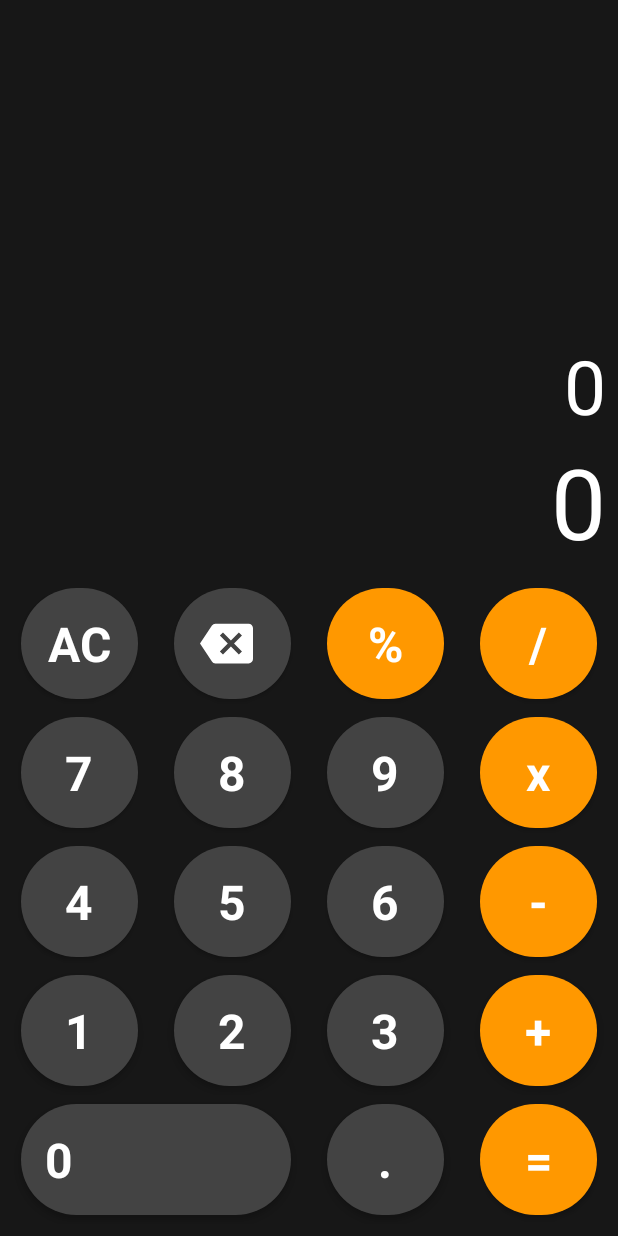
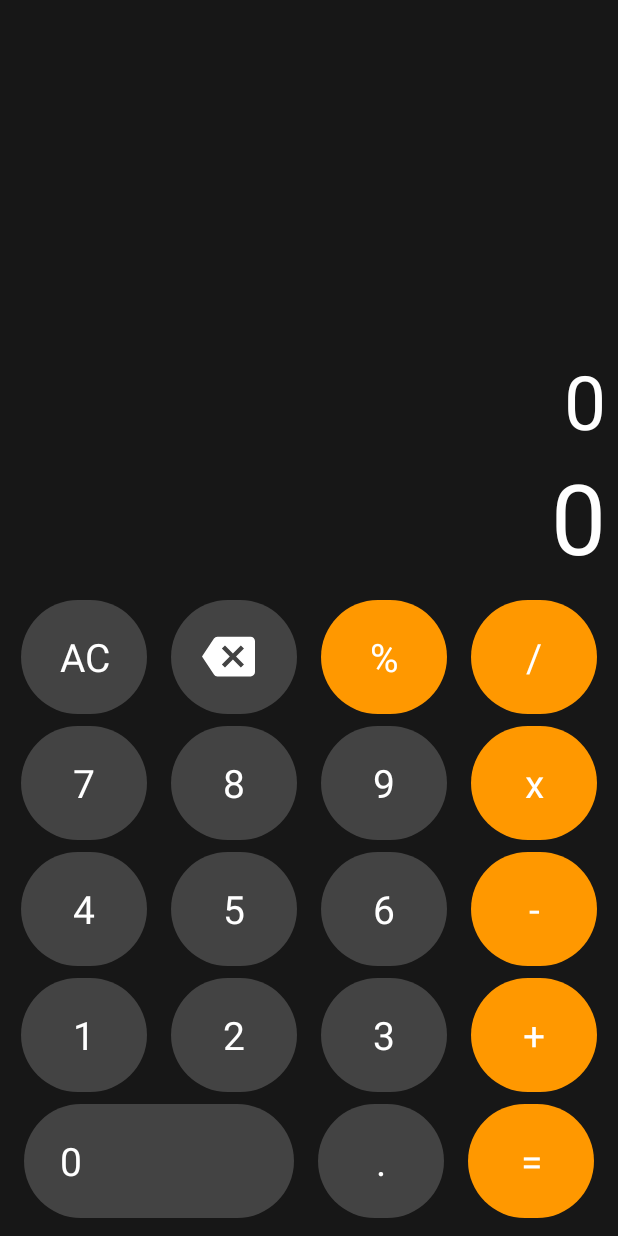
Before and after one commit to RenanPdeOliveira/CalculatorApp, an Android app: the layout activity_main.xml on its own in the app's theme, with its tools: preview values and no code run, on a phone screen of 412 x 824 dp. Run offline under Robolectric (Android 15) with nearby library versions, the phone set to English and light mode, and no system bars.

Commit message:
Buttons design changes

```diff
--- a/app/src/main/AndroidManifest.xml
+++ b/app/src/main/AndroidManifest.xml
@@ -12,7 +12,7 @@
         android:theme="@style/Theme.CalculatorApp"
         tools:targetApi="31">
         <activity
-            android:name=".MainActivity"
+            android:name=".ui.MainActivity"
             android:exported="true">
             <intent-filter>
                 <action android:name="android.intent.action.MAIN" />
--- a/app/src/main/java/com/example/calculatorapp/MainActivity.kt
+++ b/app/src/main/java/com/example/calculatorapp/ui/MainActivity.kt
@@ -1,9 +1,10 @@
-package com.example.calculatorapp
+package com.example.calculatorapp.ui
 
 import android.icu.text.DecimalFormat
 import androidx.appcompat.app.AppCompatActivity
 import android.os.Bundle
 import androidx.core.content.ContextCompat
+import com.example.calculatorapp.R
 import com.example.calculatorapp.databinding.ActivityMainBinding
 import net.objecthunter.exp4j.ExpressionBuilder
 import java.lang.Exception
--- a/app/src/main/res/layout/activity_main.xml
+++ b/app/src/main/res/layout/activity_main.xml
@@ -5,7 +5,7 @@
     android:layout_width="match_parent"
     android:layout_height="match_parent"
     android:background="#171717"
-    tools:context=".MainActivity">
+    tools:context=".ui.MainActivity">
 
     <TextView
         android:id="@+id/textViewCount"
@@ -28,45 +28,49 @@
         android:textAlignment="textEnd"
         android:textColor="@color/white"
         android:textSize="65dp"
-        app:layout_constraintBottom_toTopOf="@+id/linearLayoutCalculator"
+        app:layout_constraintBottom_toTopOf="@+id/constraintLayoutCalculator"
         app:layout_constraintEnd_toEndOf="parent"
         app:layout_constraintStart_toStartOf="parent"
         tools:text="0" />
 
-    <LinearLayout
-        android:id="@+id/linearLayoutCalculator"
+    <androidx.constraintlayout.widget.ConstraintLayout
+        android:id="@+id/constraintLayoutCalculator"
         android:layout_width="match_parent"
         android:layout_height="wrap_content"
-        android:orientation="vertical"
         android:padding="8dp"
         app:layout_constraintBottom_toBottomOf="parent"
         app:layout_constraintEnd_toEndOf="parent"
         app:layout_constraintStart_toStartOf="parent">
 
         <LinearLayout
+            android:id="@+id/linearLayout1"
             android:layout_width="match_parent"
             android:layout_height="wrap_content"
             android:gravity="center"
-            android:orientation="horizontal">
+            android:orientation="horizontal"
+            app:layout_constraintBottom_toTopOf="@+id/linearLayout2"
+            app:layout_constraintEnd_toEndOf="parent"
+            app:layout_constraintStart_toStartOf="parent"
+            app:layout_constraintTop_toTopOf="parent">
 
-            <com.google.android.material.button.MaterialButton
+            <Button
                 android:id="@+id/acButton"
                 style="@style/normalButton"
                 android:text="AC" />
 
-            <com.google.android.material.button.MaterialButton
+            <Button
                 android:id="@+id/backButton"
                 style="@style/normalButton"
                 app:icon="@drawable/back_button"
                 app:iconGravity="textStart"
                 app:iconSize="35dp" />
 
-            <com.google.android.material.button.MaterialButton
+            <Button
                 android:id="@+id/percentageButton"
                 style="@style/countButton"
                 android:text="%" />
 
-            <com.google.android.material.button.MaterialButton
+            <Button
                 android:id="@+id/divisionButton"
                 style="@style/countButton"
                 android:text="/" />
@@ -74,27 +78,32 @@
         </LinearLayout>
 
         <LinearLayout
+            android:id="@+id/linearLayout2"
             android:layout_width="match_parent"
             android:layout_height="wrap_content"
             android:gravity="center"
-            android:orientation="horizontal">
+            android:orientation="horizontal"
+            app:layout_constraintBottom_toTopOf="@+id/linearLayout3"
+            app:layout_constraintEnd_toEndOf="parent"
+            app:layout_constraintStart_toStartOf="parent"
+            app:layout_constraintTop_toBottomOf="@+id/linearLayout1">
 
-            <com.google.android.material.button.MaterialButton
+            <Button
                 android:id="@+id/sevenButton"
                 style="@style/normalButton"
                 android:text="7" />
 
-            <com.google.android.material.button.MaterialButton
+            <Button
                 android:id="@+id/eightButton"
                 style="@style/normalButton"
                 android:text="8" />
 
-            <com.google.android.material.button.MaterialButton
+            <Button
                 android:id="@+id/nineButton"
                 style="@style/normalButton"
                 android:text="9" />
 
-            <com.google.android.material.button.MaterialButton
+            <Button
                 android:id="@+id/multiplyButton"
                 style="@style/countButton"
                 android:text="x" />
@@ -102,27 +111,32 @@
         </LinearLayout>
 
         <LinearLayout
+            android:id="@+id/linearLayout3"
             android:layout_width="match_parent"
             android:layout_height="wrap_content"
             android:gravity="center"
-            android:orientation="horizontal">
+            android:orientation="horizontal"
+            app:layout_constraintBottom_toTopOf="@+id/linearLayout4"
+            app:layout_constraintEnd_toEndOf="parent"
+            app:layout_constraintStart_toStartOf="parent"
+            app:layout_constraintTop_toBottomOf="@+id/linearLayout2">
 
-            <com.google.android.material.button.MaterialButton
+            <Button
                 android:id="@+id/fourButton"
                 style="@style/normalButton"
                 android:text="4" />
 
-            <com.google.android.material.button.MaterialButton
+            <Button
                 android:id="@+id/fiveButton"
                 style="@style/normalButton"
                 android:text="5" />
 
-            <com.google.android.material.button.MaterialButton
+            <Button
                 android:id="@+id/sixButton"
                 style="@style/normalButton"
                 android:text="6" />
 
-            <com.google.android.material.button.MaterialButton
+            <Button
                 android:id="@+id/minusButton"
                 style="@style/countButton"
                 android:text="-" />
@@ -130,27 +144,32 @@
         </LinearLayout>
 
         <LinearLayout
+            android:id="@+id/linearLayout4"
             android:layout_width="match_parent"
             android:layout_height="wrap_content"
             android:gravity="center"
-            android:orientation="horizontal">
+            android:orientation="horizontal"
+            app:layout_constraintBottom_toTopOf="@+id/linearLayout5"
+            app:layout_constraintEnd_toEndOf="parent"
+            app:layout_constraintStart_toStartOf="parent"
+            app:layout_constraintTop_toBottomOf="@+id/linearLayout3">
 
-            <com.google.android.material.button.MaterialButton
+            <Button
                 android:id="@+id/oneButton"
                 style="@style/normalButton"
                 android:text="1" />
 
-            <com.google.android.material.button.MaterialButton
+            <Button
                 android:id="@+id/twoButton"
                 style="@style/normalButton"
                 android:text="2" />
 
-            <com.google.android.material.button.MaterialButton
+            <Button
                 android:id="@+id/threeButton"
                 style="@style/normalButton"
                 android:text="3" />
 
-            <com.google.android.material.button.MaterialButton
+            <Button
                 android:id="@+id/additionButton"
                 style="@style/countButton"
                 android:text="+" />
@@ -158,28 +177,33 @@
         </LinearLayout>
 
         <LinearLayout
+            android:id="@+id/linearLayout5"
             android:layout_width="match_parent"
             android:layout_height="wrap_content"
             android:gravity="center"
-            android:orientation="horizontal">
+            android:orientation="horizontal"
+            app:layout_constraintBottom_toBottomOf="parent"
+            app:layout_constraintEnd_toEndOf="parent"
+            app:layout_constraintStart_toStartOf="parent"
+            app:layout_constraintTop_toBottomOf="@+id/linearLayout4">
 
-            <com.google.android.material.button.MaterialButton
+            <Button
                 android:id="@+id/zeroButton"
                 style="@style/zeroButton"
                 android:text="0" />
 
-            <com.google.android.material.button.MaterialButton
+            <Button
                 android:id="@+id/dotButton"
                 style="@style/normalButton"
                 android:text="." />
 
-            <com.google.android.material.button.MaterialButton
+            <Button
                 android:id="@+id/equalButton"
                 style="@style/countButton"
                 android:text="=" />
 
         </LinearLayout>
 
-    </LinearLayout>
+    </androidx.constraintlayout.widget.ConstraintLayout>
 
 </androidx.constraintlayout.widget.ConstraintLayout>
--- a/app/src/main/res/values/themes.xml
+++ b/app/src/main/res/values/themes.xml
@@ -14,37 +14,34 @@
         <!-- Customize your theme here. -->
     </style>
 
-    <style name="normalButton" parent="Widget.MaterialComponents.FloatingActionButton">
+    <style name="normalButton" parent="Widget.Material3.Button">
 
-        <item name="android:layout_width">78dp</item>
-        <item name="android:layout_height">86dp</item>
+        <item name="android:layout_width">84dp</item>
+        <item name="android:layout_height">84dp</item>
         <item name="backgroundTint">@color/btn_background</item>
-        <item name="android:layout_marginHorizontal">12dp</item>
-        <item name="android:textSize">32sp</item>
-        <item name="android:textStyle">bold</item>
+        <item name="android:layout_marginHorizontal">8dp</item>
+        <item name="android:textSize">26sp</item>
 
     </style>
 
-    <style name="zeroButton" parent="Widget.MaterialComponents.FloatingActionButton">
+    <style name="zeroButton" parent="Widget.Material3.Button">
 
         <item name="android:layout_width">180dp</item>
-        <item name="android:layout_height">86dp</item>
+        <item name="android:layout_height">84dp</item>
         <item name="backgroundTint">@color/btn_background</item>
-        <item name="android:layout_marginHorizontal">12dp</item>
-        <item name="android:textSize">32sp</item>
-        <item name="android:textStyle">bold</item>
+        <item name="android:layout_marginHorizontal">8dp</item>
+        <item name="android:textSize">26sp</item>
         <item name="android:textAlignment">textStart</item>
 
     </style>
 
-    <style name="countButton" parent="Widget.MaterialComponents.FloatingActionButton">
+    <style name="countButton" parent="Widget.Material3.Button">
 
-        <item name="android:layout_width">78dp</item>
-        <item name="android:layout_height">86dp</item>
+        <item name="android:layout_width">84dp</item>
+        <item name="android:layout_height">84dp</item>
         <item name="backgroundTint">@color/btn_background2</item>
-        <item name="android:layout_marginHorizontal">12dp</item>
-        <item name="android:textSize">32sp</item>
-        <item name="android:textStyle">bold</item>
+        <item name="android:layout_marginHorizontal">8dp</item>
+        <item name="android:textSize">26sp</item>
 
     </style>
 
--- a/build.gradle
+++ b/build.gradle
@@ -1,6 +1,6 @@
 // Top-level build file where you can add configuration options common to all sub-projects/modules.
 plugins {
-    id 'com.android.application' version '7.4.0' apply false
-    id 'com.android.library' version '7.4.0' apply false
-    id 'org.jetbrains.kotlin.android' version '1.7.21' apply false
+    id 'com.android.application' version '7.3.1' apply false
+    id 'com.android.library' version '7.3.1' apply false
+    id 'org.jetbrains.kotlin.android' version '1.7.20' apply false
 }
--- a/gradle.properties
+++ b/gradle.properties
@@ -21,3 +21,5 @@ kotlin.code.style=official
 # resources declared in the library itself and none from the library's dependencies,
 # thereby reducing the size of the R class for that library
 android.nonTransitiveRClass=true
+android.defaults.buildfeatures.buildconfig=true
+android.nonFinalResIds=false
```
Also changed, not shown: gradle/wrapper/gradle-wrapper.properties.
